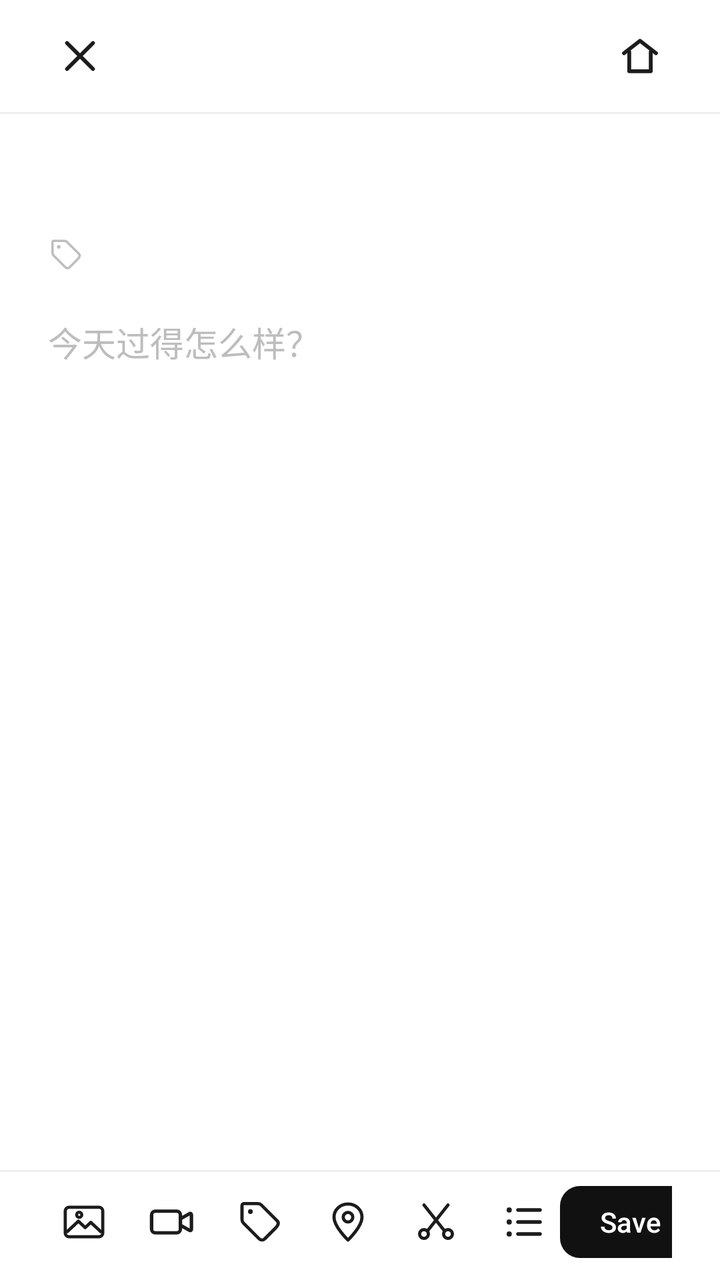
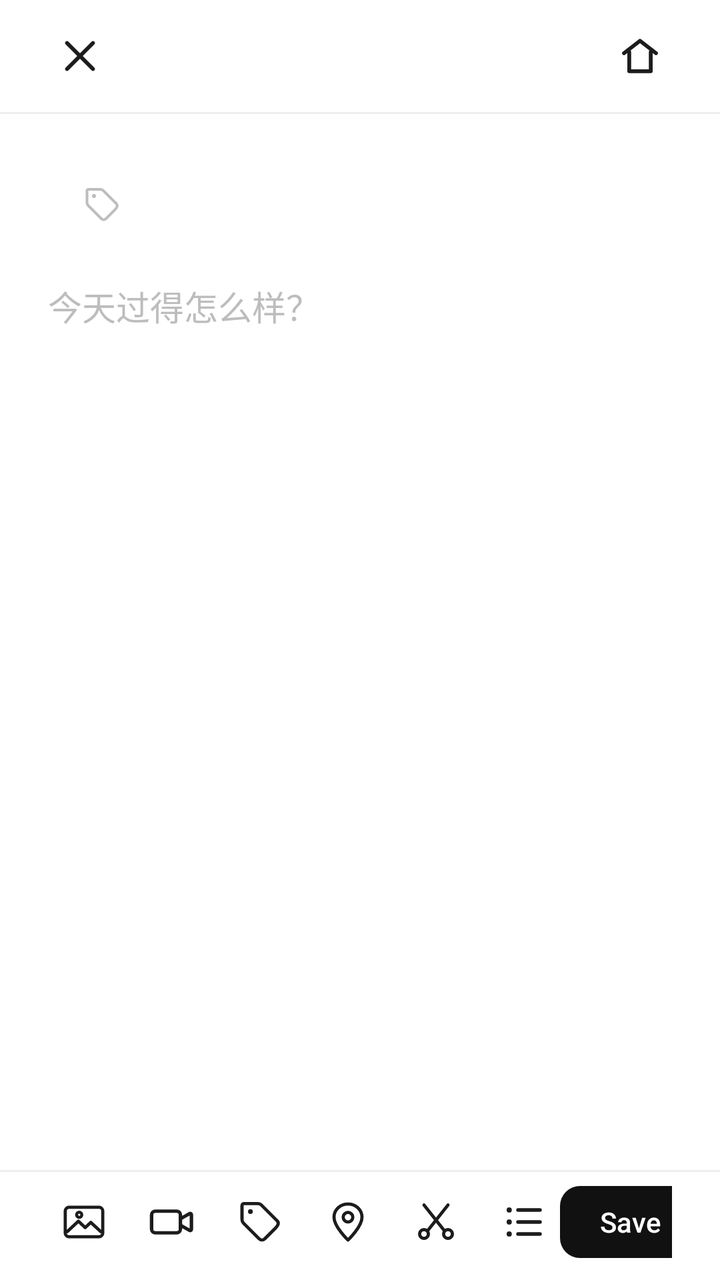

Before-and-after screenshots of an Android layout around one commit, followed by the original layout XML and the change that was made.
<!-- AndroidManifest.xml: activity theme Theme.WuDiary.Editor -->
<!-- res/layout/activity_edit_diary.xml -->
<?xml version="1.0" encoding="utf-8"?>
<LinearLayout xmlns:android="http://schemas.android.com/apk/res/android"
    xmlns:app="http://schemas.android.com/apk/res-auto"
    android:layout_width="match_parent"
    android:layout_height="match_parent"
    android:background="@color/background"
    android:orientation="vertical">

    <ScrollView
        android:id="@+id/scrollContent"
        android:layout_width="match_parent"
        android:layout_height="0dp"
        android:layout_weight="1"
        android:fillViewport="true"
        android:overScrollMode="never"
        android:scrollbars="none">

        <LinearLayout
            android:layout_width="match_parent"
            android:layout_height="wrap_content"
            android:orientation="vertical">

            <LinearLayout
                android:layout_width="match_parent"
                android:layout_height="56dp"
                android:gravity="center_vertical"
                android:orientation="horizontal"
                android:paddingHorizontal="16dp">

                <ImageButton
                    android:id="@+id/btnClose"
                    android:layout_width="48dp"
                    android:layout_height="48dp"
                    android:background="?attr/selectableItemBackgroundBorderless"
                    android:contentDescription="@string/cancel"
                    android:scaleType="centerInside"
                    android:src="@drawable/ic_close"
                    app:tint="@color/text_primary" />

                <Space
                    android:layout_width="0dp"
                    android:layout_height="1dp"
                    android:layout_weight="1" />

                <ImageButton
                    android:id="@+id/btnHome"
                    android:layout_width="48dp"
                    android:layout_height="48dp"
                    android:background="?attr/selectableItemBackgroundBorderless"
                    android:contentDescription="@string/home_open"
                    android:scaleType="centerInside"
                    android:src="@drawable/ic_home"
                    app:tint="@color/text_primary" />
            </LinearLayout>

            <View
                android:layout_width="match_parent"
                android:layout_height="1dp"
                android:background="@color/divider" />

            <LinearLayout
                android:layout_width="match_parent"
                android:layout_height="wrap_content"
                android:layout_marginHorizontal="24dp"
                android:layout_marginTop="12dp"
                android:gravity="bottom"
                android:orientation="horizontal">

                <TextView
                    android:id="@+id/textEditorDay"
                    android:layout_width="wrap_content"
                    android:layout_height="wrap_content"
                    android:fontFamily="serif"
                    android:textColor="@color/text_primary"
                    android:textSize="32sp"
                    android:textStyle="bold" />

                <TextView
                    android:id="@+id/textEditorYear"
                    android:layout_width="wrap_content"
                    android:layout_height="wrap_content"
                    android:layout_marginStart="9dp"
                    android:fontFamily="serif"
                    android:textColor="@color/text_secondary"
                    android:textSize="18sp" />

                <ImageButton
                    android:id="@+id/btnEditorGeo"
                    android:layout_width="20dp"
                    android:layout_height="20dp"
                    android:layout_gravity="bottom"
                    android:layout_marginStart="8dp"
                    android:background="?attr/selectableItemBackgroundBorderless"
                    android:contentDescription="@string/open_map"
                    android:scaleType="centerInside"
                    android:src="@drawable/ic_location"
                    android:visibility="gone"
                    app:tint="@color/text_secondary" />
            </LinearLayout>

            <LinearLayout
                android:layout_width="match_parent"
                android:layout_height="wrap_content"
                android:layout_marginHorizontal="24dp"
                android:layout_marginTop="6dp"
                android:gravity="center_vertical"
                android:orientation="horizontal">

                <ImageButton
                    android:id="@+id/btnEditorTags"
                    android:layout_width="18dp"
                    android:layout_height="18dp"
                    android:background="?attr/selectableItemBackgroundBorderless"
                    android:contentDescription="@string/add_tag"
                    android:scaleType="centerInside"
                    android:src="@drawable/ic_tag"
                    app:tint="@color/text_secondary" />

                <HorizontalScrollView
                    android:layout_width="0dp"
                    android:layout_height="wrap_content"
                    android:layout_marginStart="6dp"
                    android:layout_weight="1"
                    android:clipToPadding="false"
                    android:scrollbars="none">

                    <LinearLayout
                        android:id="@+id/tagStrip"
                        android:layout_width="wrap_content"
                        android:layout_height="wrap_content"
                        android:gravity="center_vertical"
                        android:orientation="horizontal" />
                </HorizontalScrollView>
            </LinearLayout>

            <HorizontalScrollView
                android:id="@+id/imageScroll"
                android:layout_width="match_parent"
                android:layout_height="wrap_content"
                android:layout_marginTop="16dp"
                android:clipToPadding="false"
                android:paddingHorizontal="24dp"
                android:scrollbars="none"
                android:visibility="gone">

                <LinearLayout
                    android:id="@+id/imageStrip"
                    android:layout_width="wrap_content"
                    android:layout_height="wrap_content"
                    android:orientation="horizontal" />
            </HorizontalScrollView>

            <HorizontalScrollView
                android:id="@+id/videoScroll"
                android:layout_width="match_parent"
                android:layout_height="wrap_content"
                android:layout_marginTop="12dp"
                android:clipToPadding="false"
                android:paddingHorizontal="24dp"
                android:scrollbars="none"
                android:visibility="gone">

                <LinearLayout
                    android:id="@+id/videoStrip"
                    android:layout_width="wrap_content"
                    android:layout_height="wrap_content"
                    android:orientation="horizontal" />
            </HorizontalScrollView>

            <EditText
                android:id="@+id/editContent"
                android:layout_width="match_parent"
                android:layout_height="wrap_content"
                android:layout_marginHorizontal="24dp"
                android:layout_marginTop="22dp"
                android:layout_marginBottom="12dp"
                android:background="@null"
                android:breakStrategy="simple"
                android:gravity="top"
                android:hint="@string/hint_content"
                android:hyphenationFrequency="none"
                android:inputType="textMultiLine|textCapSentences"
                android:lineSpacingExtra="6dp"
                android:minHeight="240dp"
                android:overScrollMode="never"
                android:paddingStart="0dp"
                android:paddingTop="0dp"
                android:paddingEnd="0dp"
                android:paddingBottom="72dp"
                android:scrollbars="none"
                android:textColor="@color/text_body"
                android:textColorHint="@color/text_secondary"
                android:textSize="17sp" />
        </LinearLayout>
    </ScrollView>

    <View
        android:layout_width="match_parent"
        android:layout_height="1dp"
        android:background="@color/divider" />

    <LinearLayout
        android:layout_width="match_parent"
        android:layout_height="wrap_content"
        android:gravity="center_vertical"
        android:orientation="horizontal"
        android:paddingHorizontal="24dp"
        android:paddingTop="7dp"
        android:paddingBottom="11dp">

        <ImageButton
            android:id="@+id/btnImage"
            android:layout_width="36dp"
            android:layout_height="36dp"
            android:background="?attr/selectableItemBackgroundBorderless"
            android:contentDescription="@string/add_image"
            android:scaleType="centerInside"
            android:src="@drawable/ic_image"
            app:tint="@color/text_primary" />

        <ImageButton
            android:id="@+id/btnVideo"
            android:layout_width="36dp"
            android:layout_height="36dp"
            android:layout_marginStart="8dp"
            android:background="?attr/selectableItemBackgroundBorderless"
            android:contentDescription="@string/add_video"
            android:scaleType="centerInside"
            android:src="@drawable/ic_video"
            app:tint="@color/text_primary" />

        <ImageButton
            android:id="@+id/btnTag"
            android:layout_width="36dp"
            android:layout_height="36dp"
            android:layout_marginStart="8dp"
            android:background="?attr/selectableItemBackgroundBorderless"
            android:contentDescription="@string/add_tag"
            android:scaleType="centerInside"
            android:src="@drawable/ic_tag"
            app:tint="@color/text_primary" />

        <ImageButton
            android:id="@+id/btnLocation"
            android:layout_width="36dp"
            android:layout_height="36dp"
            android:layout_marginStart="8dp"
            android:background="?attr/selectableItemBackgroundBorderless"
            android:contentDescription="@string/add_location"
            android:scaleType="centerInside"
            android:src="@drawable/ic_location"
            app:tint="@color/text_primary" />

        <ImageButton
            android:id="@+id/btnCut"
            android:layout_width="36dp"
            android:layout_height="36dp"
            android:layout_marginStart="8dp"
            android:background="?attr/selectableItemBackgroundBorderless"
            android:contentDescription="@string/cut_paragraph"
            android:scaleType="centerInside"
            android:src="@drawable/ic_cut"
            app:tint="@color/text_primary" />

        <ImageButton
            android:id="@+id/btnList"
            android:layout_width="36dp"
            android:layout_height="36dp"
            android:layout_marginStart="8dp"
            android:background="?attr/selectableItemBackgroundBorderless"
            android:contentDescription="@string/add_list"
            android:scaleType="centerInside"
            android:src="@drawable/ic_list"
            app:tint="@color/text_primary" />

        <Space
            android:layout_width="0dp"
            android:layout_height="1dp"
            android:layout_weight="1" />

        <com.google.android.material.button.MaterialButton
            android:id="@+id/btnSave"
            android:layout_width="wrap_content"
            android:layout_height="36dp"
            android:contentDescription="@string/save"
            android:insetTop="0dp"
            android:insetBottom="0dp"
            android:minWidth="0dp"
            android:minHeight="0dp"
            android:paddingHorizontal="20dp"
            android:text="@string/save_action"
            android:textColor="@android:color/white"
            android:textSize="14sp"
            app:backgroundTint="@color/fab_dark"
            app:cornerRadius="10dp" />
    </LinearLayout>

</LinearLayout>
<!-- resources referenced by this layout -->
<resources>
  <color name="background">#FFFFFF</color>
  <color name="divider">#EFEFEF</color>
  <color name="fab_dark">#111111</color>
  <color name="text_body">#565656</color>
  <color name="text_primary">#1C1C1C</color>
  <color name="text_secondary">#BDBDBD</color>
  <!-- drawable ic_close (drawable) -->
  <?xml version="1.0" encoding="utf-8"?>
  <vector xmlns:android="http://schemas.android.com/apk/res/android"
      android:width="24dp"
      android:height="24dp"
      android:viewportWidth="24"
      android:viewportHeight="24">
      <path
          android:fillColor="#00000000"
          android:pathData="M5.5,5.5 L18.5,18.5 M18.5,5.5 L5.5,18.5"
          android:strokeColor="#1C1C1C"
          android:strokeLineCap="round"
          android:strokeWidth="1.9" />
  </vector>
  <!-- drawable ic_home (drawable) -->
  <?xml version="1.0" encoding="utf-8"?>
  <vector xmlns:android="http://schemas.android.com/apk/res/android"
      android:width="24dp"
      android:height="24dp"
      android:viewportWidth="24"
      android:viewportHeight="24">
      <path
          android:fillColor="#00000000"
          android:pathData="M4,10.6 L12,4.4 L20,10.6 M6.6,9.9 L6.6,19.6 L17.4,19.6 L17.4,9.9"
          android:strokeColor="#1C1C1C"
          android:strokeLineCap="round"
          android:strokeLineJoin="round"
          android:strokeWidth="1.9" />
  </vector>
  <string name="add_image">添加图片</string>
  <string name="add_list">无序列表</string>
  <string name="add_location">获取坐标</string>
  <string name="add_tag">添加标签</string>
  <string name="add_video">插入视频</string>
  <string name="cancel">取消</string>
  <string name="cut_paragraph">剪切当前段落</string>
  <string name="hint_content">今天过得怎么样？</string>
  <string name="home_open">回到主界面</string>
  <string name="open_map">打开地图</string>
  <string name="save">保存</string>
  <string name="save_action">Save</string>
  <style name="Theme.WuDiary.Editor" parent="Theme.WuDiary">
          <item name="android:windowAnimationStyle">@style/WindowAnimationNone</item>
      </style>
  <style name="WindowAnimationNone">
          <item name="android:activityOpenEnterAnimation">@null</item>
          <item name="android:activityOpenExitAnimation">@null</item>
          <item name="android:activityCloseEnterAnimation">@null</item>
          <item name="android:activityCloseExitAnimation">@null</item>
          <item name="android:windowEnterAnimation">@null</item>
          <item name="android:windowExitAnimation">@null</item>
      </style>
  <color name="primary">#1C1C1C</color>
  <color name="surface">#FFFFFF</color>
  <style name="Theme.WuDiary.Dialog" parent="Theme.MaterialComponents.Light.Dialog.Alert">
          <item name="android:windowBackground">@drawable/bg_dialog</item>
          <item name="android:backgroundDimAmount">0.3</item>
          <item name="colorPrimary">@color/primary</item>
          <item name="colorOnPrimary">@android:color/white</item>
          <item name="colorSurface">@color/surface</item>
          <item name="android:textColorPrimary">@color/text_primary</item>
          <item name="android:textColorSecondary">@color/text_secondary</item>
      </style>
  <!-- drawable bg_dialog (drawable) -->
  <?xml version="1.0" encoding="utf-8"?>
  <shape xmlns:android="http://schemas.android.com/apk/res/android"
      android:shape="rectangle">
      <solid android:color="@color/surface" />
      <corners android:radius="22dp" />
  </shape>
  <!-- unchanged entries left out for length: 7 -->
</resources>

<!-- the commit's change to res/layout/activity_edit_diary.xml (unified diff, before → after) -->
@@ -96,42 +96,36 @@
                     android:src="@drawable/ic_location"
                     android:visibility="gone"
                     app:tint="@color/text_secondary" />
+
+                <ImageButton
+                    android:id="@+id/btnEditorTags"
+                    android:layout_width="20dp"
+                    android:layout_height="20dp"
+                    android:layout_gravity="bottom"
+                    android:layout_marginStart="8dp"
+                    android:background="?attr/selectableItemBackgroundBorderless"
+                    android:contentDescription="@string/add_tag"
+                    android:scaleType="centerInside"
+                    android:src="@drawable/ic_tag"
+                    app:tint="@color/text_secondary" />
             </LinearLayout>
 
-            <LinearLayout
+            <HorizontalScrollView
+                android:id="@+id/editorTagRow"
                 android:layout_width="match_parent"
                 android:layout_height="wrap_content"
                 android:layout_marginHorizontal="24dp"
                 android:layout_marginTop="6dp"
-                android:gravity="center_vertical"
-                android:orientation="horizontal">
-
-                <ImageButton
-                    android:id="@+id/btnEditorTags"
-                    android:layout_width="18dp"
-                    android:layout_height="18dp"
-                    android:background="?attr/selectableItemBackgroundBorderless"
-                    android:contentDescription="@string/add_tag"
-                    android:scaleType="centerInside"
-                    android:src="@drawable/ic_tag"
-                    app:tint="@color/text_secondary" />
-
-                <HorizontalScrollView
-                    android:layout_width="0dp"
-                    android:layout_height="wrap_content"
-                    android:layout_marginStart="6dp"
-                    android:layout_weight="1"
-                    android:clipToPadding="false"
-                    android:scrollbars="none">
-
-                    <LinearLayout
-                        android:id="@+id/tagStrip"
-                        android:layout_width="wrap_content"
-                        android:layout_height="wrap_content"
-                        android:gravity="center_vertical"
-                        android:orientation="horizontal" />
-                </HorizontalScrollView>
-            </LinearLayout>
+                android:clipToPadding="false"
+                android:scrollbars="none">
+
+                <LinearLayout
+                    android:id="@+id/tagStrip"
+                    android:layout_width="wrap_content"
+                    android:layout_height="wrap_content"
+                    android:gravity="center_vertical"
+                    android:orientation="horizontal" />
+            </HorizontalScrollView>
 
             <HorizontalScrollView
                 android:id="@+id/imageScroll"
